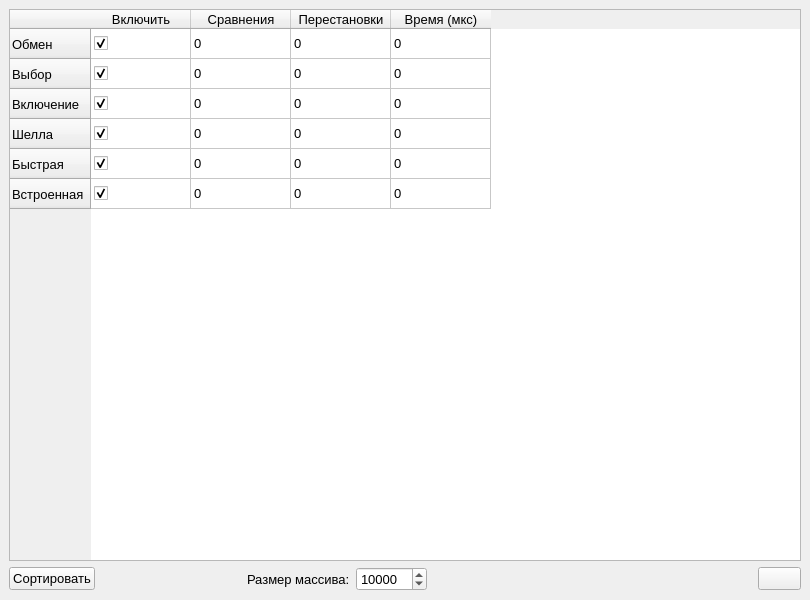
Above: ui/ui/Main.ui from AquaUseful/structalg_sorts before the change. Below: the same form after it.
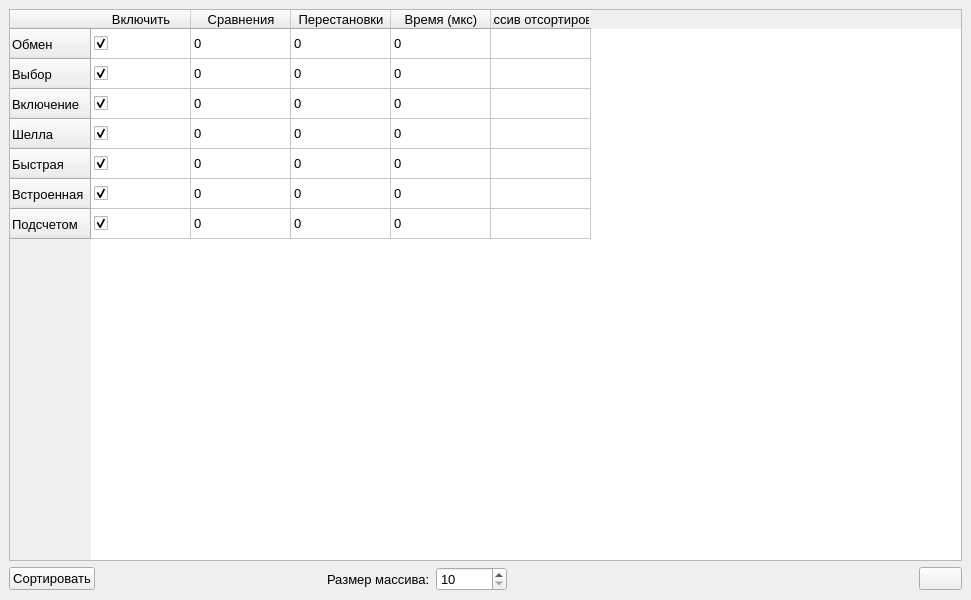
That is the form after the change. Icons and pictures are not drawn.

```diff
--- a/ui/ui/Main.ui
+++ b/ui/ui/Main.ui
@@ -6,7 +6,7 @@
    <rect>
     <x>0</x>
     <y>0</y>
-    <width>800</width>
+    <width>971</width>
     <height>600</height>
    </rect>
   </property>
@@ -22,17 +22,11 @@
    <layout class="QVBoxLayout" name="verticalLayout">
     <item>
      <widget class="QTableWidget" name="resultsTable">
-      <property name="minimumSize">
-       <size>
-        <width>792</width>
-        <height>0</height>
-       </size>
-      </property>
-      <property name="maximumSize">
-       <size>
-        <width>792</width>
-        <height>16777215</height>
-       </size>
+      <property name="sizePolicy">
+       <sizepolicy hsizetype="Expanding" vsizetype="Expanding">
+        <horstretch>0</horstretch>
+        <verstretch>0</verstretch>
+       </sizepolicy>
       </property>
       <property name="sortingEnabled">
        <bool>false</bool>
@@ -70,6 +64,11 @@
         <string>Встроенная</string>
        </property>
       </row>
+      <row>
+       <property name="text">
+        <string>Подсчетом</string>
+       </property>
+      </row>
       <column>
        <property name="text">
         <string>Включить</string>
@@ -90,6 +89,11 @@
         <string>Время (мкс)</string>
        </property>
       </column>
+      <column>
+       <property name="text">
+        <string>Массив отсортирован</string>
+       </property>
+      </column>
       <item row="0" column="0">
        <property name="text">
         <string/>
@@ -98,23 +102,43 @@
         <enum>Checked</enum>
        </property>
        <property name="flags">
-        <set>ItemIsSelectable|ItemIsUserCheckable|ItemIsEnabled</set>
+        <set>ItemIsUserCheckable|ItemIsEnabled</set>
        </property>
       </item>
       <item row="0" column="1">
        <property name="text">
         <string>0</string>
        </property>
+       <property name="flags">
+        <set>ItemIsEnabled</set>
+       </property>
       </item>
       <item row="0" column="2">
        <property name="text">
         <string>0</string>
        </property>
+       <property name="flags">
+        <set>ItemIsEnabled</set>
+       </property>
       </item>
       <item row="0" column="3">
        <property name="text">
         <string>0</string>
        </property>
+       <property name="flags">
+        <set>ItemIsEnabled</set>
+       </property>
+      </item>
+      <item row="0" column="4">
+       <property name="text">
+        <string/>
+       </property>
+       <property name="checkState">
+        <enum>Unchecked</enum>
+       </property>
+       <property name="flags">
+        <set>ItemIsEnabled</set>
+       </property>
       </item>
       <item row="1" column="0">
        <property name="text">
@@ -127,23 +151,43 @@
         <enum>Checked</enum>
        </property>
        <property name="flags">
-        <set>ItemIsSelectable|ItemIsUserCheckable|ItemIsEnabled</set>
+        <set>ItemIsUserCheckable|ItemIsEnabled</set>
        </property>
       </item>
       <item row="1" column="1">
        <property name="text">
         <string>0</string>
        </property>
+       <property name="flags">
+        <set>ItemIsEnabled</set>
+       </property>
       </item>
       <item row="1" column="2">
        <property name="text">
         <string>0</string>
        </property>
+       <property name="flags">
+        <set>ItemIsEnabled</set>
+       </property>
       </item>
       <item row="1" column="3">
        <property name="text">
         <string>0</string>
        </property>
+       <property name="flags">
+        <set>ItemIsEnabled</set>
+       </property>
+      </item>
+      <item row="1" column="4">
+       <property name="text">
+        <string/>
+       </property>
+       <property name="checkState">
+        <enum>Unchecked</enum>
+       </property>
+       <property name="flags">
+        <set>ItemIsEnabled</set>
+       </property>
       </item>
       <item row="2" column="0">
        <property name="text">
@@ -153,23 +197,43 @@
         <enum>Checked</enum>
        </property>
        <property name="flags">
-        <set>ItemIsSelectable|ItemIsUserCheckable|ItemIsEnabled</set>
+        <set>ItemIsUserCheckable|ItemIsEnabled</set>
        </property>
       </item>
       <item row="2" column="1">
        <property name="text">
         <string>0</string>
        </property>
+       <property name="flags">
+        <set>ItemIsEnabled</set>
+       </property>
       </item>
       <item row="2" column="2">
        <property name="text">
         <string>0</string>
        </property>
+       <property name="flags">
+        <set>ItemIsEnabled</set>
+       </property>
       </item>
       <item row="2" column="3">
        <property name="text">
         <string>0</string>
        </property>
+       <property name="flags">
+        <set>ItemIsEnabled</set>
+       </property>
+      </item>
+      <item row="2" column="4">
+       <property name="text">
+        <string/>
+       </property>
+       <property name="checkState">
+        <enum>Unchecked</enum>
+       </property>
+       <property name="flags">
+        <set>ItemIsEnabled</set>
+       </property>
       </item>
       <item row="3" column="0">
        <property name="text">
@@ -179,23 +243,40 @@
         <enum>Checked</enum>
        </property>
        <property name="flags">
-        <set>ItemIsSelectable|ItemIsUserCheckable|ItemIsEnabled</set>
+        <set>ItemIsUserCheckable|ItemIsEnabled</set>
        </property>
       </item>
       <item row="3" column="1">
        <property name="text">
         <string>0</string>
        </property>
+       <property name="flags">
+        <set>ItemIsEnabled</set>
+       </property>
       </item>
       <item row="3" column="2">
        <property name="text">
         <string>0</string>
        </property>
+       <property name="flags">
+        <set>ItemIsEnabled</set>
+       </property>
       </item>
       <item row="3" column="3">
        <property name="text">
         <string>0</string>
        </property>
+       <property name="flags">
+        <set>ItemIsEnabled</set>
+       </property>
+      </item>
+      <item row="3" column="4">
+       <property name="text">
+        <string/>
+       </property>
+       <property name="checkState">
+        <enum>Unchecked</enum>
+       </property>
       </item>
       <item row="4" column="0">
        <property name="text">
@@ -205,23 +286,43 @@
         <enum>Checked</enum>
        </property>
        <property name="flags">
-        <set>ItemIsSelectable|ItemIsUserCheckable|ItemIsEnabled</set>
+        <set>ItemIsUserCheckable|ItemIsEnabled</set>
        </property>
       </item>
       <item row="4" column="1">
        <property name="text">
         <string>0</string>
        </property>
+       <property name="flags">
+        <set>ItemIsEnabled</set>
+       </property>
       </item>
       <item row="4" column="2">
        <property name="text">
         <string>0</string>
        </property>
+       <property name="flags">
+        <set>ItemIsEnabled</set>
+       </property>
       </item>
       <item row="4" column="3">
        <property name="text">
         <string>0</string>
        </property>
+       <property name="flags">
+        <set>ItemIsEnabled</set>
+       </property>
+      </item>
+      <item row="4" column="4">
+       <property name="text">
+        <string/>
+       </property>
+       <property name="checkState">
+        <enum>Unchecked</enum>
+       </property>
+       <property name="flags">
+        <set>ItemIsEnabled</set>
+       </property>
       </item>
       <item row="5" column="0">
        <property name="text">
@@ -231,23 +332,83 @@
         <enum>Checked</enum>
        </property>
        <property name="flags">
-        <set>ItemIsSelectable|ItemIsUserCheckable|ItemIsEnabled</set>
+        <set>ItemIsUserCheckable|ItemIsEnabled</set>
        </property>
       </item>
       <item row="5" column="1">
        <property name="text">
         <string>0</string>
        </property>
+       <property name="flags">
+        <set>ItemIsEnabled</set>
+       </property>
       </item>
       <item row="5" column="2">
        <property name="text">
         <string>0</string>
        </property>
+       <property name="flags">
+        <set>ItemIsEnabled</set>
+       </property>
       </item>
       <item row="5" column="3">
        <property name="text">
         <string>0</string>
        </property>
+       <property name="flags">
+        <set>ItemIsEnabled</set>
+       </property>
+      </item>
+      <item row="5" column="4">
+       <property name="text">
+        <string/>
+       </property>
+       <property name="checkState">
+        <enum>Unchecked</enum>
+       </property>
+       <property name="flags">
+        <set>ItemIsEnabled</set>
+       </property>
+      </item>
+      <item row="6" column="0">
+       <property name="checkState">
+        <enum>Checked</enum>
+       </property>
+       <property name="flags">
+        <set>ItemIsEditable|ItemIsUserCheckable|ItemIsEnabled</set>
+       </property>
+      </item>
+      <item row="6" column="1">
+       <property name="text">
+        <string>0</string>
+       </property>
+       <property name="flags">
+        <set>ItemIsEnabled</set>
+       </property>
+      </item>
+      <item row="6" column="2">
+       <property name="text">
+        <string>0</string>
+       </property>
+       <property name="flags">
+        <set>ItemIsEnabled</set>
+       </property>
+      </item>
+      <item row="6" column="3">
+       <property name="text">
+        <string>0</string>
+       </property>
+       <property name="flags">
+        <set>ItemIsEnabled</set>
+       </property>
+      </item>
+      <item row="6" column="4">
+       <property name="checkState">
+        <enum>Unchecked</enum>
+       </property>
+       <property name="flags">
+        <set>ItemIsEnabled</set>
+       </property>
       </item>
      </widget>
     </item>
@@ -285,7 +446,7 @@
         <item>
          <widget class="QSpinBox" name="arrSize">
           <property name="minimum">
-           <number>1</number>
+           <number>10</number>
           </property>
           <property name="maximum">
            <number>1000000</number>
@@ -294,7 +455,7 @@
            <number>100</number>
           </property>
           <property name="value">
-           <number>10000</number>
+           <number>10</number>
           </property>
          </widget>
         </item>
```
